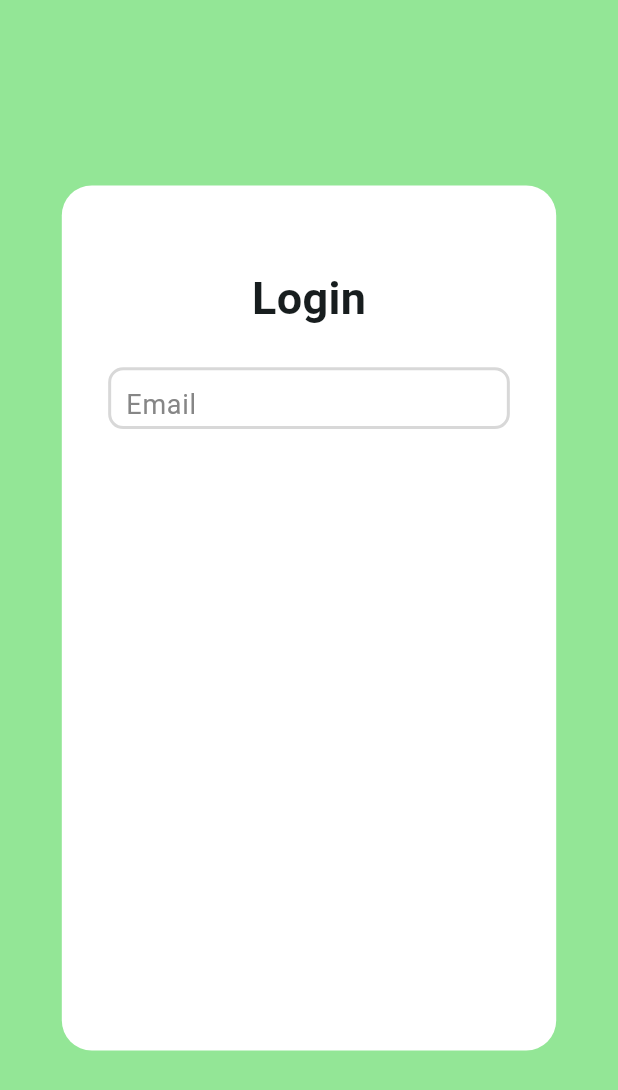
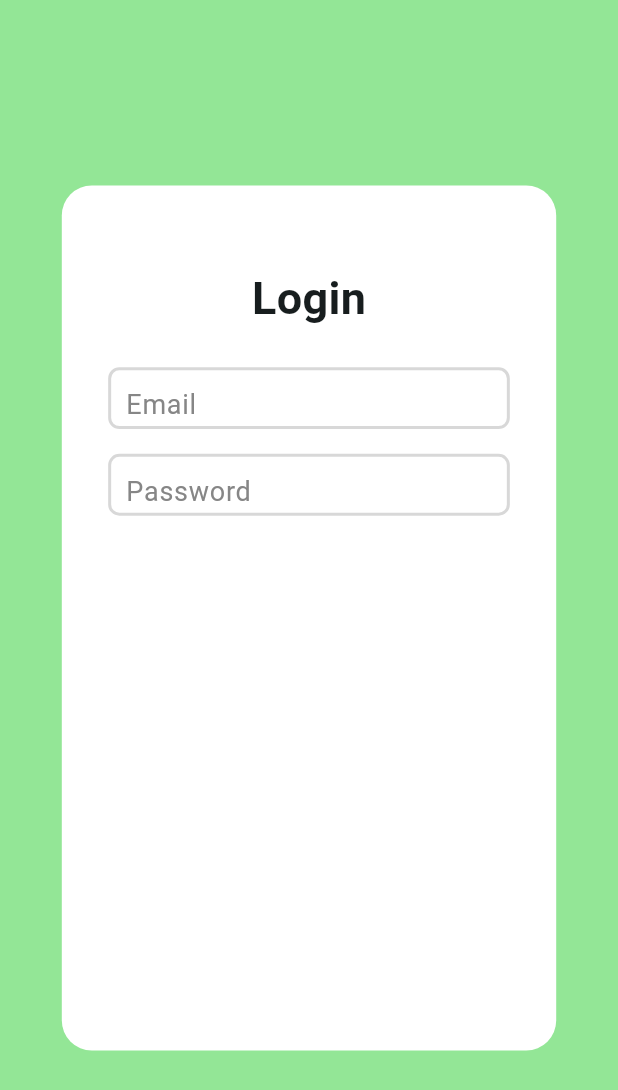
Before and after one commit to HOSHICHEN7267/ITS_chatbot, a Flutter app: the screen it shows after launch, on a phone screen of 412 x 824 dp. Shown: the top 1090 px of the screen. Run offline on Flutter 3.47's test engine with Material 3 defaults, Android fonts, the phone set to English and light mode, and no system bars.

Commit message:
Phase 3: textfield component created

```diff
--- /dev/null
+++ b/lib/components/form_textfield.dart
@@ -0,0 +1,45 @@
+import 'package:flutter/material.dart';
+
+class FormTextfield extends StatelessWidget {
+  final TextEditingController textfieldController;
+  final String hintText;
+  final bool isPassword;
+
+  const FormTextfield(
+      {super.key,
+      required this.textfieldController,
+      required this.hintText,
+      required this.isPassword});
+
+  @override
+  Widget build(BuildContext context) {
+    double screenWidth = MediaQuery.of(context).size.width;
+
+    return Row(
+      mainAxisAlignment: MainAxisAlignment.start,
+      children: <Widget>[
+        SizedBox(
+          width: screenWidth * 0.024,
+        ),
+        Expanded(
+            child: TextField(
+          controller: textfieldController,
+          keyboardType: TextInputType.text,
+          obscureText: isPassword ? true : false,
+          textAlign: TextAlign.left,
+          textAlignVertical: TextAlignVertical.center,
+          style: const TextStyle(fontSize: 18.0, height: 1.2),
+          cursorColor: Colors.black,
+          cursorWidth: 2.5,
+          decoration: InputDecoration(
+              hintText: hintText,
+              hintStyle: const TextStyle(
+                  color: Color.fromARGB(255, 134, 134, 134),
+                  fontSize: 18.0,
+                  fontWeight: FontWeight.normal),
+              border: InputBorder.none),
+        ))
+      ],
+    );
+  }
+}
--- a/lib/pages/login_page.dart
+++ b/lib/pages/login_page.dart
@@ -1,5 +1,5 @@
+import 'package:chat_app/components/form_textfield.dart';
 import 'package:flutter/material.dart';
-import 'package:flutter/widgets.dart';
 
 class LoginPage extends StatefulWidget {
   const LoginPage({super.key, required this.title});
@@ -11,6 +11,11 @@ class LoginPage extends StatefulWidget {
 }
 
 class _LoginPageState extends State<LoginPage> {
+  final TextEditingController emailTextfieldController =
+      TextEditingController();
+  final TextEditingController passwordTextfieldController =
+      TextEditingController();
+
   @override
   Widget build(BuildContext context) {
     double screenWidth = MediaQuery.of(context).size.width;
@@ -45,37 +50,33 @@ class _LoginPageState extends State<LoginPage> {
                   height: screenHeight * 0.05,
                   decoration: BoxDecoration(
                       color: Theme.of(context).colorScheme.primary,
-                      borderRadius: BorderRadius.circular(10),
+                      borderRadius: BorderRadius.circular(7.5),
                       border: Border.all(
                           color: const Color.fromARGB(255, 216, 216, 216),
                           width: 2.0)),
-                  child: Row(
-                    mainAxisAlignment: MainAxisAlignment.start,
-                    children: <Widget>[
-                      SizedBox(
-                        width: screenWidth * 0.024,
-                      ),
-                      const Expanded(
-                          child: TextField(
-                        // controller: inputController,
-                        keyboardType: TextInputType.text,
-                        textAlign: TextAlign.left,
-                        textAlignVertical: TextAlignVertical.center,
-                        style: TextStyle(fontSize: 18.0, height: 1.2),
-                        cursorColor: Colors.black,
-                        cursorWidth: 2.5,
-                        decoration: InputDecoration(
-                            hintText: "Email",
-                            hintStyle: TextStyle(
-                                color: Color.fromARGB(255, 134, 134, 134),
-                                fontSize: 18.0,
-                                fontWeight: FontWeight.normal),
-                            border: InputBorder.none),
-                      ))
-                    ],
+                  child: FormTextfield(
+                    textfieldController: emailTextfieldController,
+                    hintText: "Email",
+                    isPassword: false,
                   )),
               // Password field
-
+              SizedBox(
+                height: screenHeight * 0.02,
+              ),
+              Container(
+                  width: screenWidth * 0.65,
+                  height: screenHeight * 0.05,
+                  decoration: BoxDecoration(
+                      color: Theme.of(context).colorScheme.primary,
+                      borderRadius: BorderRadius.circular(7.5),
+                      border: Border.all(
+                          color: const Color.fromARGB(255, 216, 216, 216),
+                          width: 2.0)),
+                  child: FormTextfield(
+                    textfieldController: passwordTextfieldController,
+                    hintText: "Password",
+                    isPassword: true,
+                  )),
               // Login button
 
               // Don't have an account? Signup
```
